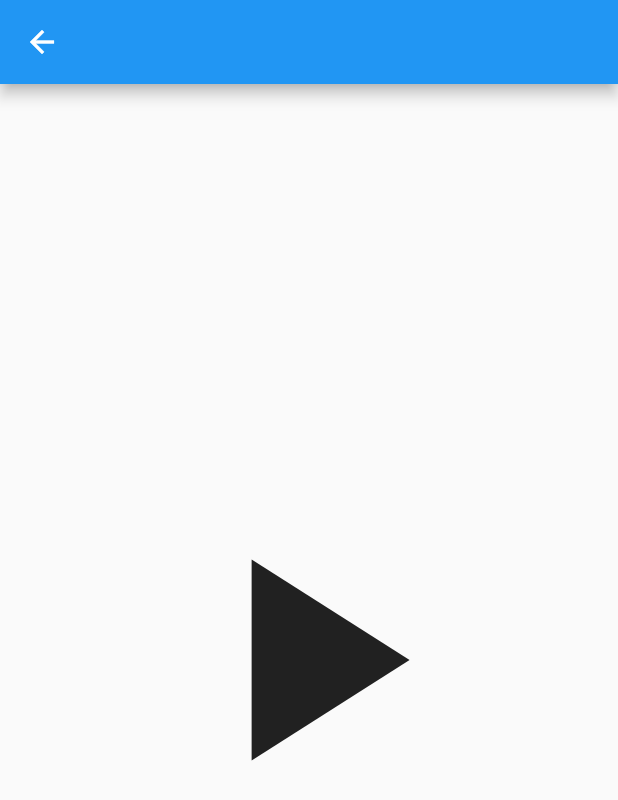
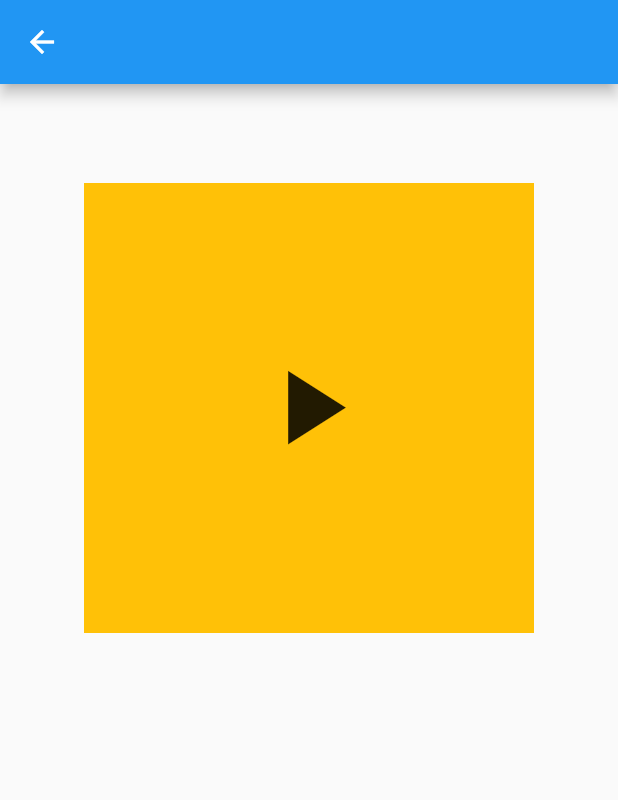
Before and after one commit to Sicaja/flutter_animations, a Flutter app: the screen it shows after launch, after a tap on "Animation Transform", on a phone screen of 412 x 824 dp. Shown: the top 800 px of the screen. Run offline on Flutter 3.47's test engine with Material 2 defaults, Android fonts, the phone set to English and light mode, and no system bars; our stand-ins replace get.

Commit message:
transitions tranform

```diff
--- a/lib/controllers/animation_transform_controller.dart
+++ b/lib/controllers/animation_transform_controller.dart
@@ -12,13 +12,13 @@ class AnimationTransformController extends GetxController
     animationController = AnimationController(
       vsync: this,
       duration: const Duration(
-        seconds: 1,
+        seconds: 5,
       ),
     );
     iconAnimation = TweenSequence([
       TweenSequenceItem(
         tween: Tween<double>(
-          begin: 10,
+          begin: 0,
           end: 8,
         ),
         weight: 50,
@@ -26,7 +26,7 @@ class AnimationTransformController extends GetxController
       TweenSequenceItem(
         tween: Tween<double>(
           begin: 8,
-          end: 10,
+          end: 20,
         ),
         weight: 50,
       ),
@@ -42,7 +42,7 @@ class AnimationTransformController extends GetxController
     dy?.addListener(() {
       update();
     });
-    animationController?.repeat();
+    animationController?.forward();
     super.onInit();
   }
 
--- a/lib/pages/animation_transform.dart
+++ b/lib/pages/animation_transform.dart
@@ -16,24 +16,22 @@ class AnimationTransform extends StatelessWidget {
           body: Column(
             mainAxisAlignment: MainAxisAlignment.center,
             children: [
-              Center(
-                child: Transform.scale(
-                  scale: animation.iconAnimation?.value ?? 10,
-                  child: const Icon(
-                    Icons.play_arrow,
+              Transform.translate(
+                offset: Offset(0, animation.dy?.value ?? 5),
+                child: Center(
+                  child: Container(
+                    color: Colors.amber,
+                    width: 300,
+                    height: 300,
+                    child: Transform.scale(
+                      scale: animation.iconAnimation?.value ?? 10,
+                      child: const Icon(
+                        Icons.play_arrow,
+                      ),
+                    ),
                   ),
                 ),
               ),
-              // Transform.translate(
-              //   offset: Offset(0, animation.dy?.value ?? 5),
-              //   child: Center(
-              //     child: Container(
-              //       color: Colors.amber,
-              //       width: 300,
-              //       height: 300,
-              //     ),
-              //   ),
-              // ),
             ],
           ),
         );
```
